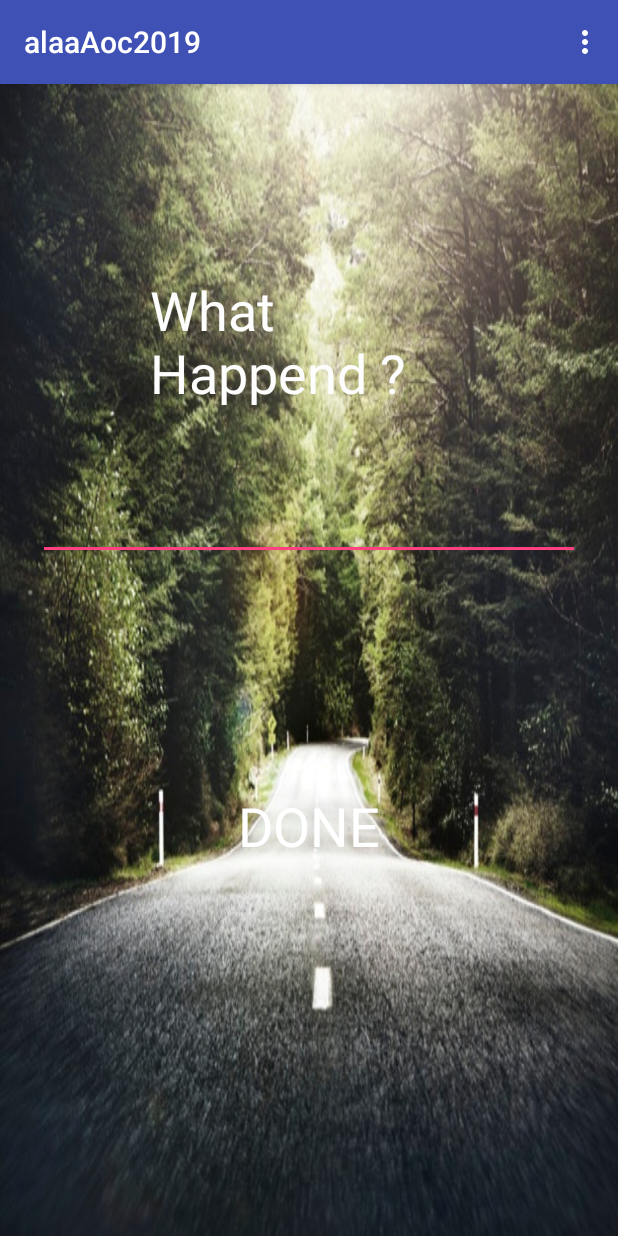
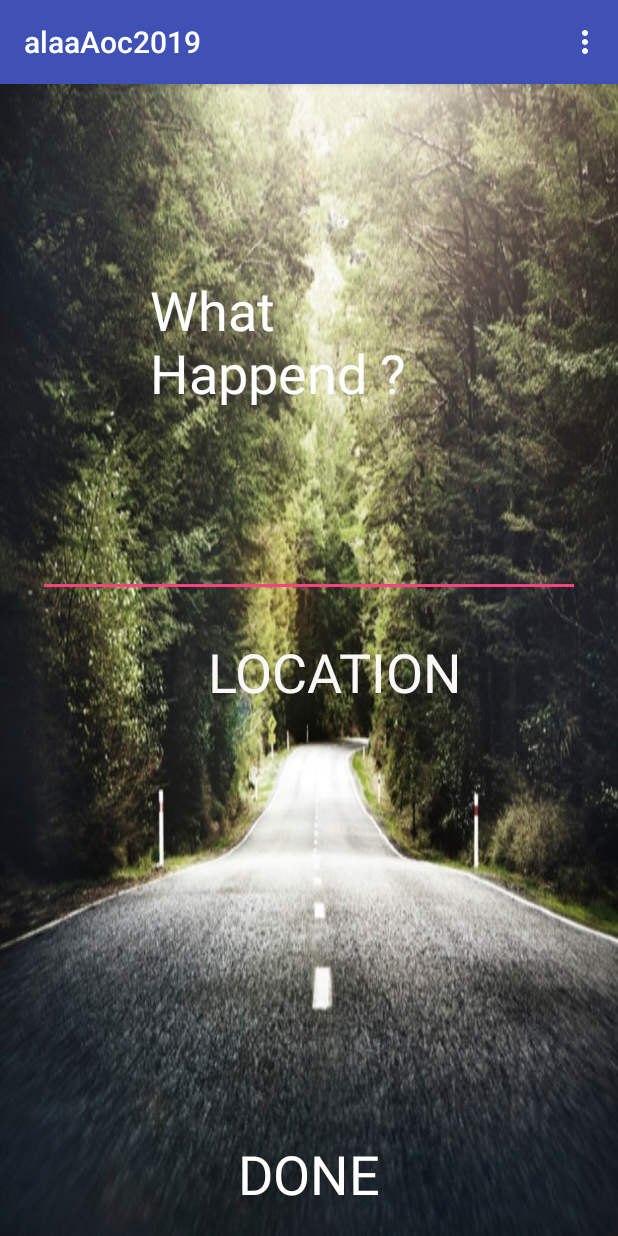
Before and after one commit to alaayouni/alaaAoc20191, an Android app: the MainActivity screen opened directly, with no data from a screen before it, on a phone screen of 412 x 824 dp. Run offline under Robolectric (Android 15) with nearby library versions, the phone set to English and light mode, and no system bars.

```diff
--- a/app/src/main/res/layout/activity_main.xml
+++ b/app/src/main/res/layout/activity_main.xml
@@ -27,7 +27,7 @@
     <EditText
         android:id="@+id/editTextWH"
         android:layout_width="match_parent"
-        android:layout_height="wrap_content"
+        android:layout_height="100dp"
         android:layout_margin="25dp"
         android:ems="10"
         android:inputType="textWebEditText"
@@ -36,18 +36,21 @@
         android:textColorHint="#FFFFFF" />
 
     <TextView
+        android:id="@+id/location"
+        android:layout_width="match_parent"
+        android:layout_height="159dp"
+        android:text="                LOCATION"
+        android:textColor="#FAF7F7"
+        android:textSize="36sp" />
+
+    <TextView
         android:id="@+id/tvDONE"
         android:layout_width="match_parent"
-        android:layout_height="303dp"
+        android:layout_height="400dp"
         android:gravity="center_horizontal|center_vertical"
         android:text="DONE"
         android:textColor="@android:color/white"
         android:textSize="36sp" />
 
-    <com.google.android.gms.maps.MapView
-        android:id="@+id/mapView"
-        android:layout_width="103dp"
-        android:layout_height="wrap_content" />
-
 
 </LinearLayout>
```
